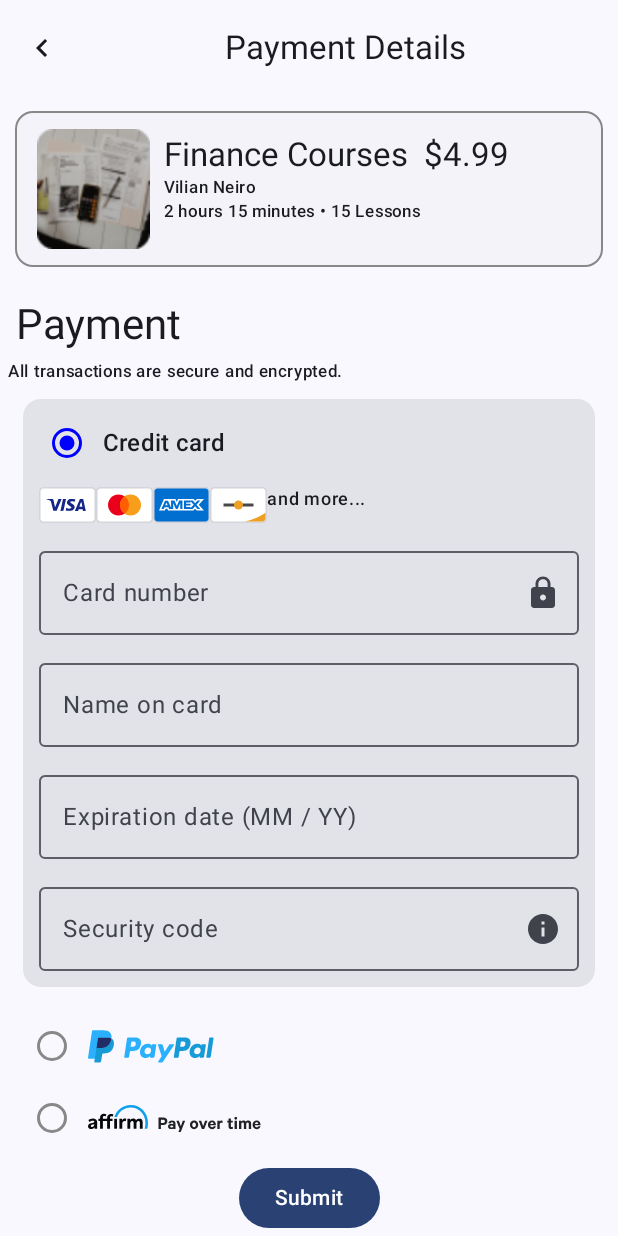
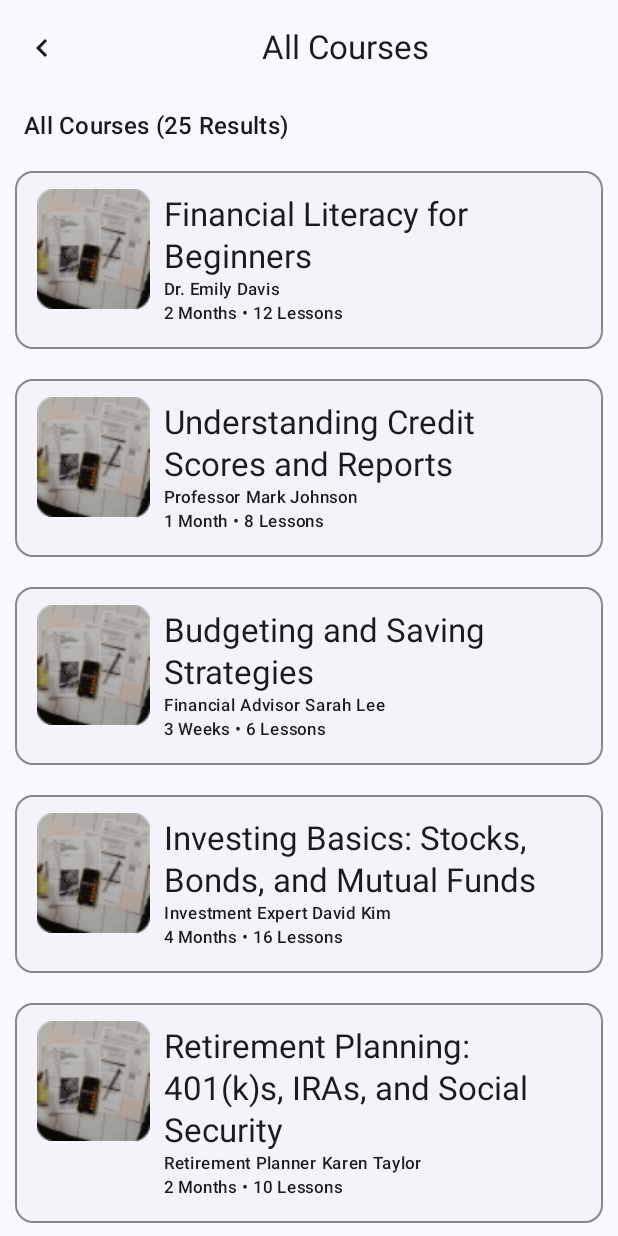
Before and after one commit to Aman-pandey07/Financial_Litracy_App, an Android app built with Jetpack Compose: the screen it shows after launch (MainActivity), on a phone screen of 412 x 824 dp. Run offline under Robolectric (Android 15) with nearby library versions, the phone set to English and light mode, and no system bars; libraries missing offline, so code that uses them is left out: com.google.rpc.

Commit message:
All Courses page done

```diff
--- a/app/src/main/java/com/aman/financial_litracy_app/MainActivity.kt
+++ b/app/src/main/java/com/aman/financial_litracy_app/MainActivity.kt
@@ -6,6 +6,7 @@ import android.os.Bundle
 import androidx.activity.ComponentActivity
 import androidx.activity.compose.setContent
 import androidx.activity.enableEdgeToEdge
+import com.aman.financial_litracy_app.courses.CourseListScreen
 import com.aman.financial_litracy_app.homescreen.LeftNavigationDrawer
 import com.aman.financial_litracy_app.payment.PaymentScreen
 
@@ -23,7 +24,7 @@ class MainActivity : ComponentActivity() {
 //                Surface(color = MaterialTheme.colorScheme.background) {
 //                    App()
 //                }
-                PaymentScreen()
+                CourseListScreen()
 
 
             }
--- /dev/null
+++ b/app/src/main/java/com/aman/financial_litracy_app/courses/CourseListScreen.kt
@@ -0,0 +1,168 @@
+package com.aman.financial_litracy_app.courses
+
+import androidx.compose.foundation.BorderStroke
+import androidx.compose.foundation.Image
+import androidx.compose.foundation.layout.Arrangement
+import androidx.compose.foundation.layout.Column
+import androidx.compose.foundation.layout.Row
+import androidx.compose.foundation.layout.fillMaxSize
+import androidx.compose.foundation.layout.fillMaxWidth
+import androidx.compose.foundation.layout.padding
+import androidx.compose.foundation.layout.size
+import androidx.compose.foundation.lazy.LazyColumn
+import androidx.compose.foundation.lazy.items
+import androidx.compose.material.icons.Icons
+import androidx.compose.material.icons.automirrored.filled.KeyboardArrowLeft
+import androidx.compose.material3.Card
+import androidx.compose.material3.CardDefaults
+import androidx.compose.material3.ExperimentalMaterial3Api
+import androidx.compose.material3.Icon
+import androidx.compose.material3.IconButton
+import androidx.compose.material3.MaterialTheme
+import androidx.compose.material3.Scaffold
+import androidx.compose.material3.Text
+import androidx.compose.material3.TopAppBar
+import androidx.compose.runtime.Composable
+import androidx.compose.ui.Alignment
+import androidx.compose.ui.Modifier
+import androidx.compose.ui.graphics.Color
+import androidx.compose.ui.res.painterResource
+import androidx.compose.ui.text.style.TextAlign
+import androidx.compose.ui.tooling.preview.Preview
+import androidx.compose.ui.unit.dp
+import com.aman.financial_litracy_app.R
+
+@OptIn(ExperimentalMaterial3Api::class)
+@Composable
+fun CourseListScreen() {
+    Scaffold (
+        topBar = {
+            TopAppBar(
+                title = {
+                    Text(
+                        text ="All Courses",
+                        textAlign = TextAlign.Center,
+                        style = MaterialTheme.typography.titleLarge,
+                        modifier = Modifier.fillMaxWidth()
+                    )
+                },
+                navigationIcon = {
+                    IconButton(onClick = { /*TODO*/ }) {
+                        Icon(imageVector = Icons.AutoMirrored.Filled.KeyboardArrowLeft, contentDescription ="Back Button" )
+                    }
+                }
+            )
+        },
+        content = {
+
+
+            val courseList = listOf(
+                CourseInfo("Financial Literacy for Beginners", "Dr. Emily Davis", "2 Months", 12, R.drawable.course_image_pay),
+                CourseInfo("Understanding Credit Scores and Reports", "Professor Mark Johnson", "1 Month", 8, R.drawable.course_image_pay),
+                CourseInfo("Budgeting and Saving Strategies", "Financial Advisor Sarah Lee", "3 Weeks", 6, R.drawable.course_image_pay),
+                CourseInfo("Investing Basics: Stocks, Bonds, and Mutual Funds", "Investment Expert David Kim", "4 Months", 16, R.drawable.course_image_pay),
+                CourseInfo("Retirement Planning: 401(k)s, IRAs, and Social Security", "Retirement Planner Karen Taylor", "2 Months", 10, R.drawable.course_image_pay),
+                CourseInfo("Personal Finance for College Students", "Student Financial Advisor Alex Brown", "1 Week", 4, R.drawable.course_image_pay),
+                CourseInfo("Debt Management and Repayment Strategies", "Debt Counselor Michael White", "3 Months", 12, R.drawable.course_image_pay),
+                CourseInfo("Understanding Taxes and Filing Your Returns", "Tax Accountant Lisa Nguyen", "2 Months", 8, R.drawable.course_image_pay),
+                CourseInfo("Building Wealth and Financial Independence", "Financial Coach Emily Chen", "6 Months", 20, R.drawable.course_image_pay),
+                CourseInfo("Financial Planning for Entrepreneurs", "Small Business Advisor David Lee", "4 Months", 16, R.drawable.course_image_pay)
+            )
+            LazyColumn(
+                modifier = Modifier
+                    .fillMaxSize()
+                    .padding(it)
+            ){
+                item {
+                    // AllCoursesHeader at the top of LazyColumn
+                    AllCoursesHeader()
+                }
+
+                items(courseList){course->
+                    com.aman.financial_litracy_app.payment.ProductInfoCard(
+                        productName = course.productName,
+                        instructorName = course.instructorName,
+                        duration = course.duration,
+                        numberOfLessons = course.numberOfLessons,
+                        imagePlaceholder = course.imagePlaceholder
+                    )
+                }
+            }
+        }
+    )
+}
+
+@Preview
+@Composable
+fun CourseListScreenPrevi() {
+    CourseListScreen()
+}
+
+@Composable
+fun ProductInfoCard(
+    productName: String,
+    instructorName: String,
+    duration: String,
+    numberOfLessons: Int,
+    imagePlaceholder: Int
+) {
+    Card (
+        modifier = Modifier
+            .padding(10.dp)
+            .fillMaxWidth(),
+        colors = CardDefaults.elevatedCardColors(),
+        elevation = CardDefaults.cardElevation(),
+        border = BorderStroke(1.dp, Color.Gray),
+        content={
+            Row(
+                modifier = Modifier
+                    .padding(10.dp)
+                    .fillMaxWidth()
+            ){
+                // Image placeholder
+                Image(
+                    painter = painterResource(id = imagePlaceholder),
+                    contentDescription = "Product image",
+                    modifier = Modifier
+                        .padding(2.dp)
+                        .size(80.dp)
+                )
+
+                Column(modifier = Modifier
+                    .padding(5.dp)
+                    .fillMaxWidth(),
+                    verticalArrangement = Arrangement.SpaceEvenly,
+                    horizontalAlignment = Alignment.Start
+                ) {
+                    Text(text = productName, style = MaterialTheme.typography.titleLarge)
+                    Text(text = instructorName, style = MaterialTheme.typography.labelSmall)
+                    Text(text = "$duration • $numberOfLessons Lessons", style = MaterialTheme.typography.labelSmall)
+                }
+            }
+        }
+    )
+}
+
+
+data class CourseInfo(
+    val productName: String,
+    val instructorName: String,
+    val duration: String,
+    val numberOfLessons: Int,
+    val imagePlaceholder: Int
+)
+
+@Composable
+fun AllCoursesHeader() {
+    Row(
+        modifier = Modifier
+            .fillMaxWidth()
+            .padding(horizontal = 16.dp, vertical = 8.dp)
+    ) {
+        Text(
+            text = "All Courses (25 Results)",
+            style = MaterialTheme.typography.titleMedium,
+            modifier = Modifier.weight(1f)
+        )
+    }
+}
--- a/app/src/main/java/com/aman/financial_litracy_app/payment/PaymentScreen.kt
+++ b/app/src/main/java/com/aman/financial_litracy_app/payment/PaymentScreen.kt
@@ -76,7 +76,7 @@ fun PaymentScreen() {
             Column(modifier= Modifier
                 .padding(it)
                 .fillMaxSize()
-                .verticalScroll(rememberScrollState())
+
 
             ) {
                     ProductInfoCard(
@@ -228,39 +228,9 @@ fun PaymentScreen() {
                         Text(text = "Submit")
                     }
                 }
-
-
             }
         }
     )
-//    Column {
-//        // Header
-//        Row(
-//            horizontalArrangement = Arrangement.Start
-//        ) {
-//            IconButton(onClick = { /* Handle back navigation */ }) {
-//                Icon(
-//                    imageVector = Icons.AutoMirrored.Filled.ArrowBack,
-//                    contentDescription = "Back"
-//                )
-//            }
-//            Text(text = "Payment Details", style = MaterialTheme.typography.titleMedium)
-//        }
-//
-//        // Product Information
-//        ProductInfoCard(
-//            productName = "Finance Courses",
-//            instructorName = "Vilian Neiro",
-//            price = "$4.99",
-//            duration = "2 hours 15 minutes",
-//            numberOfLessons = 15,
-//            // Add image placeholder here
-//            imagePlaceholder = R.drawable.course_image_pay
-//        )
-//
-//        // Payment Details Section
-//        PaymentDetailsSection()
-//    }
 }
 
 @Preview(showBackground = true)
@@ -312,13 +282,3 @@ fun ProductInfoCard(
         }
     )
 }
-
-@Composable
-fun PaymentDetailsSection() {
-    Card {
-        Column(modifier = Modifier.padding(16.dp)) {
-            Text(text = "Payment", style = MaterialTheme.typography.headlineSmall)
-            Text(text = "All transactions are secure and encrypted.", style = MaterialTheme.typography.labelSmall)
-        }
-    }
-}
```
